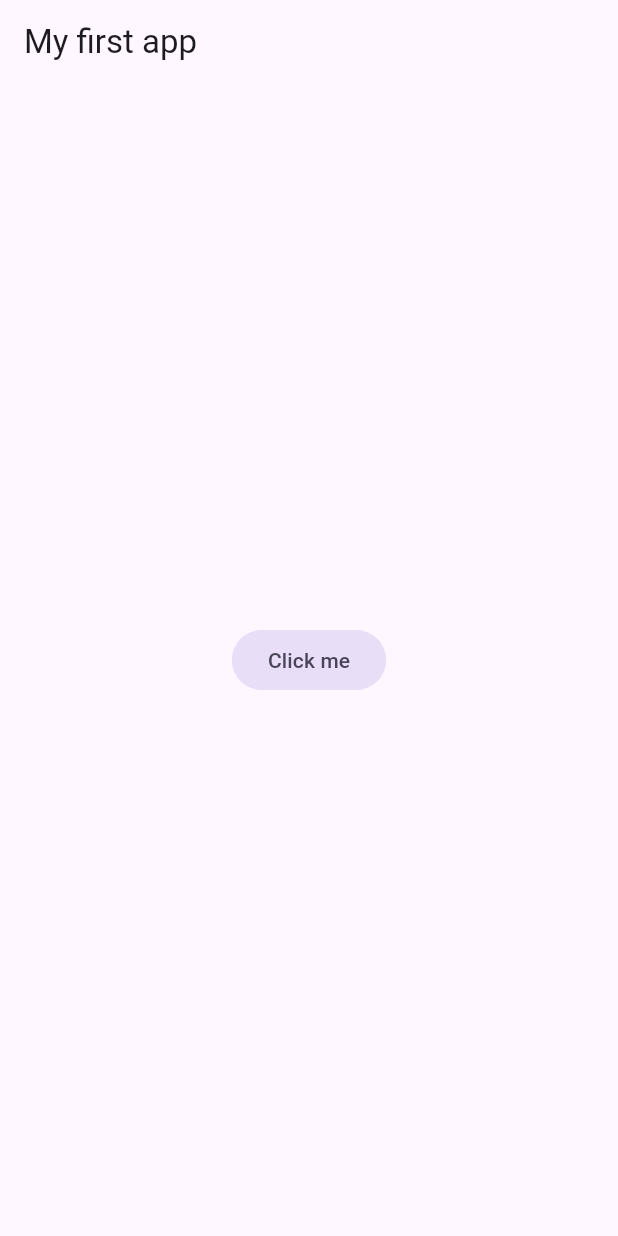
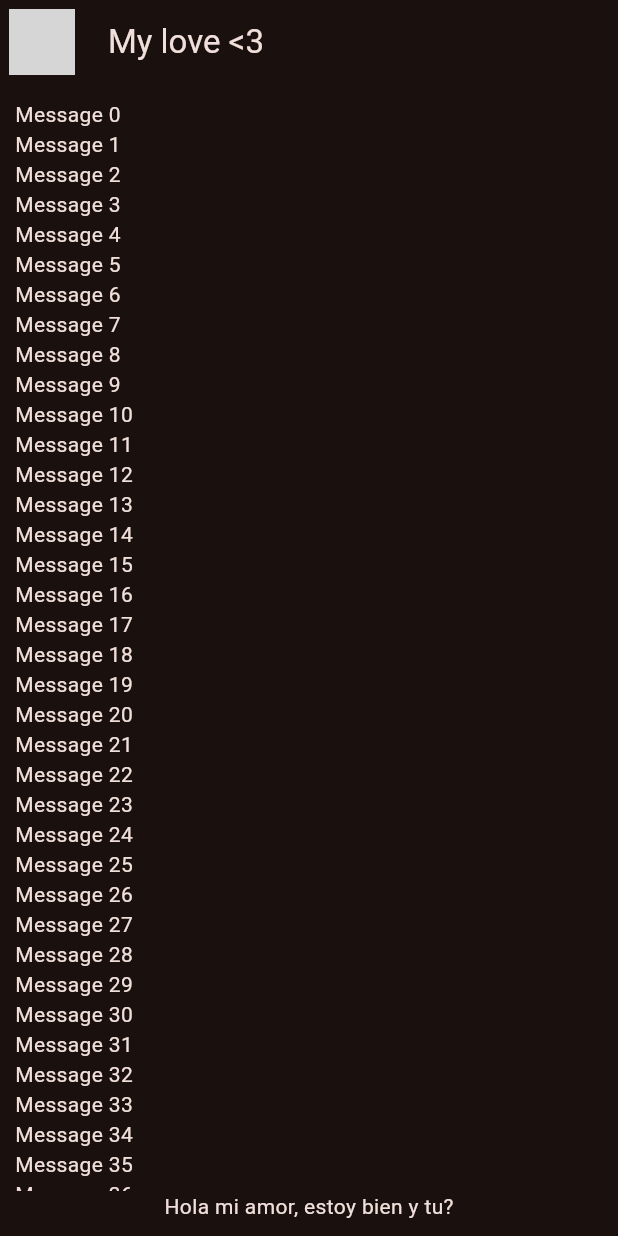
Before and after one commit to JohaCasti/yes_no_flutter_app, a Flutter app: the screen it shows after launch, on a phone screen of 412 x 824 dp. Run offline on Flutter 3.47's test engine with Material 3 defaults, Android fonts, the phone set to English and light mode, and no system bars; network calls fail; grey boxes are pictures that could not be loaded.

Commit message:
Ceacion del thema, vista del chat y screen / Johan Castillo

```diff
--- /dev/null
+++ b/lib/config/theme/app_theme.dart
@@ -0,0 +1,57 @@
+import 'package:flutter/material.dart';
+
+const Color _customColor = Color(0XFF10B981);
+const List<Color> _colorsThemes = [
+  // colores primer diseño
+  _customColor,
+  Color(0XFFF7FAF8),
+  Color(0XFFE8F5EE),
+  Color(0XFF065F46),
+  Color(0XFF059669),
+  Color(0XFF84CC16),
+  Color(0XFF132A22),
+  Color(0XFF64748B),
+
+  Color(0XFF22C55E),
+  Color(0XFFF59E0B),
+  Color(0XFFEF4444),
+  Color(0XFF0EA5E9),
+  // colores segundo diseño
+  Color(0XFFFFF9F5),
+  Color(0XFFFFF3E8),
+  Color(0XFFFF6B35),
+  Color(0XFFF97316),
+  Color(0XFF172554),
+  Color(0XFF2563EB),
+  Color(0XFF111827),
+  Color(0XFF6B7280),
+
+  Color(0XFF16A34A),
+  Color(0XFFEAB308),
+  Color(0XFFDC2626),
+  Color(0XFF38BDF8),
+  // colores modo oscuro
+  Color(0XFF071A18),
+  Color(0XFF102A2A),
+  Color(0XFF34D399),
+  Color(0XFF22D3EE),
+  Color(0XFFE6FFFA),
+];
+
+class AppTheme {
+  final int selectedColor;
+
+  AppTheme({required this.selectedColor})
+    : assert(
+        selectedColor >= 0 && selectedColor <= _colorsThemes.length,
+        'Colors must be between 0 to 15.',
+      );
+
+  ThemeData theme() {
+    return ThemeData(
+      useMaterial3: true,
+      colorSchemeSeed: _colorsThemes[selectedColor],
+      brightness: Brightness.dark,
+    );
+  }
+}
--- a/lib/main.dart
+++ b/lib/main.dart
@@ -1,3 +1,5 @@
+import 'package:chats_yes_no_app/config/theme/app_theme.dart';
+import 'package:chats_yes_no_app/presentation/chat/chat_screen.dart';
 import 'package:flutter/material.dart';
 
 void main() => runApp(const MyApp());
@@ -10,12 +12,8 @@ class MyApp extends StatelessWidget {
     return MaterialApp(
       title: 'Material app',
       debugShowCheckedModeBanner: false,
-      home: Scaffold(
-        appBar: AppBar(title: const Text('My first app')),
-        body: Center(
-          child: FilledButton.tonal(onPressed: () {}, child: Text('Click me')),
-        ),
-      ),
+      theme: AppTheme(selectedColor: 14).theme(),
+      home: ChatScreen(),
     );
   }
 }
--- /dev/null
+++ b/lib/presentation/chat/chat_screen.dart
@@ -0,0 +1,56 @@
+import 'package:chats_yes_no_app/config/theme/app_theme.dart';
+import 'package:flutter/material.dart';
+
+class ChatScreen extends StatelessWidget {
+  const ChatScreen({super.key});
+
+  @override
+  Widget build(BuildContext context) {
+    return Scaffold(
+      appBar: AppBar(
+        // leading: Icon(Icons.ballot), poner un icono antes del titulo
+        leading: Padding(
+          padding: const EdgeInsets.all(6.0),
+          child: CircleAvatar(
+            // backgroundImage: NetworkImage('https://scontent.fbog23-1.fna.fbcdn.net/v/t39.30808-6/482015554_1048604553952093_4676290392195460652_n.jpg?stp=dst-jpg_tt6&cstp=mx536x680&ctp=s640x640&_nc_cat=101&ccb=1-7&_nc_sid=833d8c&_nc_ohc=nb0ke8tkcIgQ7kNvwEZBEYs&_nc_oc=AdrMvMa3qMSif8I79pr-4fY6hZPgKl5d7lb0r99WFGABGR3FWtx6_Mm6HfK2ZhyW7Nc&_nc_zt=23&_nc_ht=scontent.fbog23-1.fna&_nc_gid=yxOKarjsuFN4BlXfLVaMZw&_nc_ss=7b289&oh=00_AQCLE4rXhcQovhfmzUUY-wZGPAUE-0XeocZW2R_65imQ1Q&oe=6A6B3544'),
+            backgroundImage: NetworkImage(
+              'https://encrypted-tbn0.gstatic.com/images?q=tbn:ANd9GcS3LLPE6UHHCqhauAef4pSCOZZbjQQfhuTuPkbH2CUqEA&s=10',
+            ),
+          ),
+        ),
+        title: const Text('My love <3'),
+        centerTitle: false,
+      ),
+      body: _ChatView(),
+    );
+  }
+}
+
+class _ChatView extends StatelessWidget {
+  // const _ChatView({
+  //   super.key,
+  // });
+
+  @override
+  Widget build(BuildContext context) {
+    return SafeArea(
+      child: Padding(
+        padding: const EdgeInsets.symmetric(horizontal: 10, vertical: 10),
+        child: Column(
+          children: [
+            Expanded(
+              child: ListView.builder(
+                itemCount: 100, // Replace with actual message count
+                itemBuilder: (context, index) {
+                  return Text('Message $index');
+                },
+              ),
+            ),
+
+            Text('Hola mi amor, estoy bien y tu?'),
+          ],
+        ),
+      ),
+    );
+  }
+}
```
